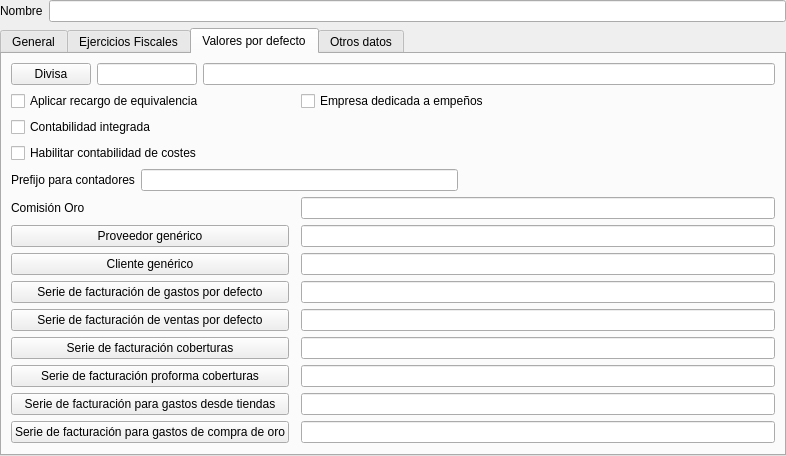
The window that es.alephsistemas.gestion.common/empresas.dbrecord.ui (dpinelo/AlephERP-MainModules) describes before a commit, drawn with Qt 5.
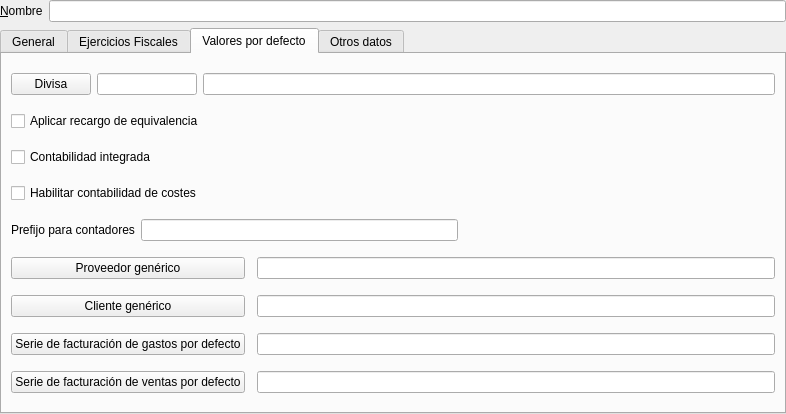
The same window after the commit. The open tabs and pages were chosen to show the change. Icons and pictures are not drawn. Custom widgets are drawn as their Qt base class.

What changed in the file:
```diff
--- a/es.alephsistemas.gestion.common/empresas.dbrecord.ui
+++ b/es.alephsistemas.gestion.common/empresas.dbrecord.ui
@@ -7,7 +7,7 @@
     <x>0</x>
     <y>0</y>
     <width>786</width>
-    <height>453</height>
+    <height>414</height>
    </rect>
   </property>
   <property name="windowTitle">
@@ -39,7 +39,7 @@
       </sizepolicy>
      </property>
      <property name="text">
-      <string>Nombre</string>
+      <string>&amp;Nombre</string>
      </property>
      <property name="buddy">
       <cstring>db_nombre</cstring>
@@ -430,17 +430,7 @@
        <string>Valores por defecto</string>
       </attribute>
       <layout class="QGridLayout" name="gridLayout_3">
-       <item row="7" column="2">
-        <widget class="DBNumberEdit" name="db_comisionoro">
-         <property name="fieldName">
-          <string>comisionoro</string>
-         </property>
-         <property name="dataEditable">
-          <bool>true</bool>
-         </property>
-        </widget>
-       </item>
-       <item row="10" column="2">
+       <item row="9" column="2">
         <widget class="DBLineEdit" name="dbLineEdit_3">
          <property name="fieldName">
           <string>idseriefacturaciongastos.seriesfacturacion.descripcion</string>
@@ -460,47 +450,14 @@
          </property>
         </widget>
        </item>
-       <item row="1" column="2">
-        <widget class="DBCheckBox" name="db_empenios">
-         <property name="text">
-          <string>Empresa dedicada a empeños</string>
-         </property>
-         <property name="fieldName">
-          <string>empenios</string>
-         </property>
-         <property name="dataEditable">
-          <bool>true</bool>
-         </property>
-        </widget>
-       </item>
-       <item row="7" column="0">
-        <widget class="QLabel" name="label_2">
-         <property name="text">
-          <string>Comisión Oro</string>
-         </property>
-        </widget>
-       </item>
-       <item row="13" column="0">
-        <widget class="DBChooseRecordButton" name="db_idseriefacturacionproformacoberturas">
-         <property name="text">
-          <string>Serie de facturación proforma coberturas</string>
-         </property>
-         <property name="fieldName">
-          <string>idseriefacturacionproformacoberturas</string>
-         </property>
-         <property name="dataEditable">
-          <bool>true</bool>
-         </property>
-        </widget>
-       </item>
-       <item row="8" column="2">
+       <item row="7" column="2">
         <widget class="DBLineEdit" name="dbLineEdit">
          <property name="fieldName">
           <string>idterceroprovgenerico.terceros.nombre</string>
          </property>
         </widget>
        </item>
-       <item row="8" column="0">
+       <item row="7" column="0">
         <widget class="DBChooseRecordButton" name="db_idterceroprovgenerico">
          <property name="text">
           <string>Proveedor genérico</string>
@@ -513,7 +470,7 @@
          </property>
         </widget>
        </item>
-       <item row="9" column="0">
+       <item row="8" column="0">
         <widget class="DBChooseRecordButton" name="db_idterceroclientegenerico">
          <property name="text">
           <string>Cliente genérico</string>
@@ -526,7 +483,7 @@
          </property>
         </widget>
        </item>
-       <item row="10" column="0">
+       <item row="9" column="0">
         <widget class="DBChooseRecordButton" name="db_idseriefacturaciongastos">
          <property name="text">
           <string>Serie de facturación de gastos por defecto</string>
@@ -539,7 +496,7 @@
          </property>
         </widget>
        </item>
-       <item row="11" column="0">
+       <item row="10" column="0">
         <widget class="DBChooseRecordButton" name="db_idseriefacturacionventas">
          <property name="text">
           <string>Serie de facturación de ventas por defecto</string>
@@ -552,7 +509,7 @@
          </property>
         </widget>
        </item>
-       <item row="11" column="2">
+       <item row="10" column="2">
         <widget class="DBLineEdit" name="dbLineEdit_4">
          <property name="fieldName">
           <string>idseriefacturacionventas.seriesfacturacion.descripcion</string>
@@ -585,33 +542,13 @@
          </property>
         </widget>
        </item>
-       <item row="13" column="2">
-        <widget class="DBLineEdit" name="dbLineEdit_5">
-         <property name="fieldName">
-          <string>idseriefacturacionproformacoberturas.seriesfacturacion.descripcion</string>
-         </property>
-        </widget>
-       </item>
-       <item row="9" column="2">
+       <item row="8" column="2">
         <widget class="DBLineEdit" name="dbLineEdit_2">
          <property name="fieldName">
           <string>idterceroclientegenerico.terceros.nombre</string>
          </property>
         </widget>
        </item>
-       <item row="14" column="0">
-        <widget class="DBChooseRecordButton" name="db_idseriefacturaciongastostiendas">
-         <property name="text">
-          <string>Serie de facturación para gastos desde tiendas</string>
-         </property>
-         <property name="fieldName">
-          <string>idseriefacturaciongastostiendas</string>
-         </property>
-         <property name="dataEditable">
-          <bool>true</bool>
-         </property>
-        </widget>
-       </item>
        <item row="0" column="0" colspan="3">
         <layout class="QHBoxLayout" name="horizontalLayout">
          <item>
@@ -704,53 +641,6 @@
          </item>
         </layout>
        </item>
-       <item row="14" column="2">
-        <widget class="DBLineEdit" name="dbLineEdit_6">
-         <property name="fieldName">
-          <string>idseriefacturaciongastostiendas.seriesfacturacion.descripcion</string>
-         </property>
-        </widget>
-       </item>
-       <item row="15" column="0">
-        <widget class="DBChooseRecordButton" name="db_idseriefacturacioncompraoro">
-         <property name="text">
-          <string>Serie de facturación para gastos de compra de oro</string>
-         </property>
-         <property name="fieldName">
-          <string>idseriefacturacioncompraoro</string>
-         </property>
-         <property name="dataEditable">
-          <bool>true</bool>
-         </property>
-        </widget>
-       </item>
-       <item row="15" column="2">
-        <widget class="DBLineEdit" name="dbLineEdit_7">
-         <property name="fieldName">
-          <string>idseriefacturacioncompraoro.seriesfacturacion.descripcion</string>
-         </property>
-        </widget>
-       </item>
-       <item row="12" column="0">
-        <widget class="DBChooseRecordButton" name="db_idseriefaturacioncoberturas">
-         <property name="text">
-          <string>Serie de facturación coberturas</string>
-         </property>
-         <property name="fieldName">
-          <string>idseriefacturacioncoberturas</string>
-         </property>
-         <property name="dataEditable">
-          <bool>true</bool>
-         </property>
-        </widget>
-       </item>
-       <item row="12" column="2">
-        <widget class="DBLineEdit" name="dbLineEdit_8">
-         <property name="fieldName">
-          <string>idseriefacturacioncoberturas.seriesfacturacion.descripcion</string>
-         </property>
-        </widget>
-       </item>
       </layout>
      </widget>
      <widget class="QWidget" name="tab_4">
@@ -816,11 +706,6 @@
    <extends>QLineEdit</extends>
    <header>widgets/dblineedit.h</header>
   </customwidget>
-  <customwidget>
-   <class>DBNumberEdit</class>
-   <extends>QLineEdit</extends>
-   <header>widgets/dbnumberedit.h</header>
-  </customwidget>
  </customwidgets>
  <tabstops>
   <tabstop>db_nombre</tabstop>
```
Left out of the diff: 161 changed lines with no effect on the pictures.
